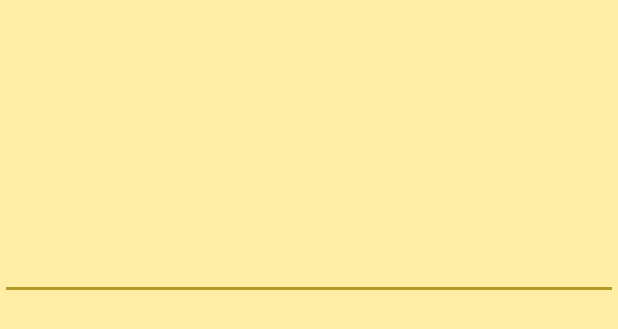
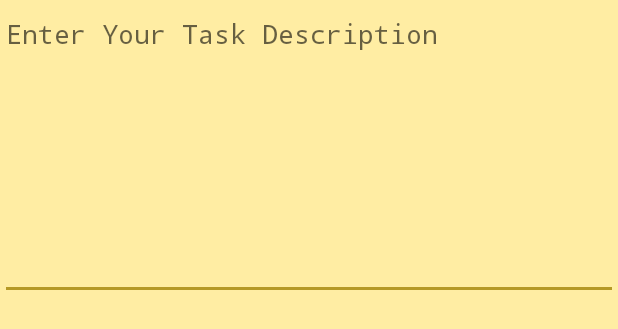
Before and after one commit to mateuszmonas/AndroidToDo, an Android app: the layout fragment_add_task.xml on its own in the app's theme, with its tools: preview values and no code run, on a phone screen of 412 x 824 dp. Shown: the top 329 px of the screen. Run offline under Robolectric (Android 15) with nearby library versions, the phone set to English and light mode, and no system bars.

Commit message:
added hint

```diff
--- a/app/src/main/res/layout/fragment_add_task.xml
+++ b/app/src/main/res/layout/fragment_add_task.xml
@@ -19,6 +19,7 @@
             android:layout_alignParentTop="true" android:layout_alignParentLeft="true"
             android:layout_alignParentStart="true" android:layout_alignParentRight="true"
             android:layout_alignParentEnd="true"
-            android:imeOptions="flagNoExtractUi"/>
+            android:imeOptions="flagNoExtractUi"
+            android:hint="@string/newTaskHint"/>
 
 </RelativeLayout>
--- a/app/src/main/res/values/strings.xml
+++ b/app/src/main/res/values/strings.xml
@@ -3,4 +3,5 @@
     <string name="appwidget_text">EXAMPLE</string>
     <string name="empty_view_text">No Tasks To Do</string>
     <string name="widget_title_text">TODO</string>
+    <string name="newTaskHint">Enter Your Task Description</string>
 </resources>
```
